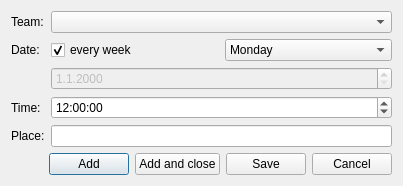
Before: the Qt Designer form src/ui/addtrainingdlg.ui in mige/Floco, drawn with Qt 5.
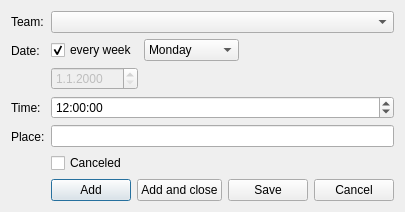
After: the same form once the commit is applied. Icons and pictures are not drawn.

```diff
--- a/src/ui/addtrainingdlg.ui
+++ b/src/ui/addtrainingdlg.ui
@@ -2,13 +2,11 @@
 <ui version="4.0">
  <class>AddTrainingDlg</class>
  <widget class="QDialog" name="AddTrainingDlg">
-  <property name="geometry">
-   <rect>
-    <x>0</x>
-    <y>0</y>
-    <width>403</width>
-    <height>180</height>
-   </rect>
+  <property name="sizePolicy">
+   <sizepolicy hsizetype="Preferred" vsizetype="Minimum">
+    <horstretch>0</horstretch>
+    <verstretch>0</verstretch>
+   </sizepolicy>
   </property>
   <property name="windowTitle">
    <string>Add training</string>
@@ -17,7 +15,7 @@
    <iconset resource="../resources.qrc">
     <normaloff>:/icons/icons/floco-128.png</normaloff>:/icons/icons/floco-128.png</iconset>
   </property>
-  <layout class="QVBoxLayout" name="verticalLayout">
+  <layout class="QVBoxLayout" name="verticalLayout_3">
    <item>
     <layout class="QFormLayout" name="formLayout">
      <item row="0" column="0">
@@ -38,7 +36,9 @@
       </widget>
      </item>
      <item row="1" column="1">
-      <layout class="QHBoxLayout" name="horizontalLayout_2">
+      <layout class="QVBoxLayout" name="verticalLayout_2">
+       <item>
+        <layout class="QHBoxLayout" name="horizontalLayoutDate">
        <item>
         <widget class="QCheckBox" name="checkBoxEveryWeek">
          <property name="text">
@@ -88,9 +88,24 @@
          </item>
         </widget>
        </item>
-      </layout>
-     </item>
-     <item row="2" column="1">
+         <item>
+          <spacer name="horizontalSpacer_3">
+           <property name="orientation">
+            <enum>Qt::Horizontal</enum>
+           </property>
+           <property name="sizeHint" stdset="0">
+            <size>
+             <width>40</width>
+             <height>20</height>
+            </size>
+           </property>
+          </spacer>
+         </item>
+        </layout>
+       </item>
+       <item>
+        <layout class="QHBoxLayout" name="horizontalLayout_2">
+         <item>
       <widget class="QDateEdit" name="editDate">
        <property name="enabled">
         <bool>false</bool>
@@ -100,14 +115,31 @@
        </property>
       </widget>
      </item>
-     <item row="3" column="0">
+         <item>
+          <spacer name="horizontalSpacer_2">
+           <property name="orientation">
+            <enum>Qt::Horizontal</enum>
+           </property>
+           <property name="sizeHint" stdset="0">
+            <size>
+             <width>40</width>
+             <height>20</height>
+            </size>
+           </property>
+          </spacer>
+         </item>
+        </layout>
+       </item>
+      </layout>
+     </item>
+     <item row="2" column="0">
       <widget class="QLabel" name="label_2">
        <property name="text">
         <string>Time:</string>
        </property>
       </widget>
      </item>
-     <item row="3" column="1">
+     <item row="2" column="1">
       <widget class="QTimeEdit" name="editTime">
        <property name="time">
         <time>
@@ -118,15 +150,29 @@
        </property>
       </widget>
      </item>
-     <item row="4" column="0">
+     <item row="3" column="0">
       <widget class="QLabel" name="label_3">
        <property name="text">
         <string>Place:</string>
        </property>
       </widget>
      </item>
-     <item row="4" column="1">
+     <item row="3" column="1">
+      <layout class="QVBoxLayout" name="verticalLayout">
+       <item>
       <widget class="QLineEdit" name="editPlace"/>
+       </item>
+       <item>
+        <widget class="QCheckBox" name="chckBoxCanceled">
+         <property name="enabled">
+          <bool>true</bool>
+         </property>
+         <property name="text">
+          <string>Canceled</string>
+         </property>
+        </widget>
+       </item>
+      </layout>
      </item>
     </layout>
    </item>
```
Lines whose indentation alone changed are shown as unchanged.
